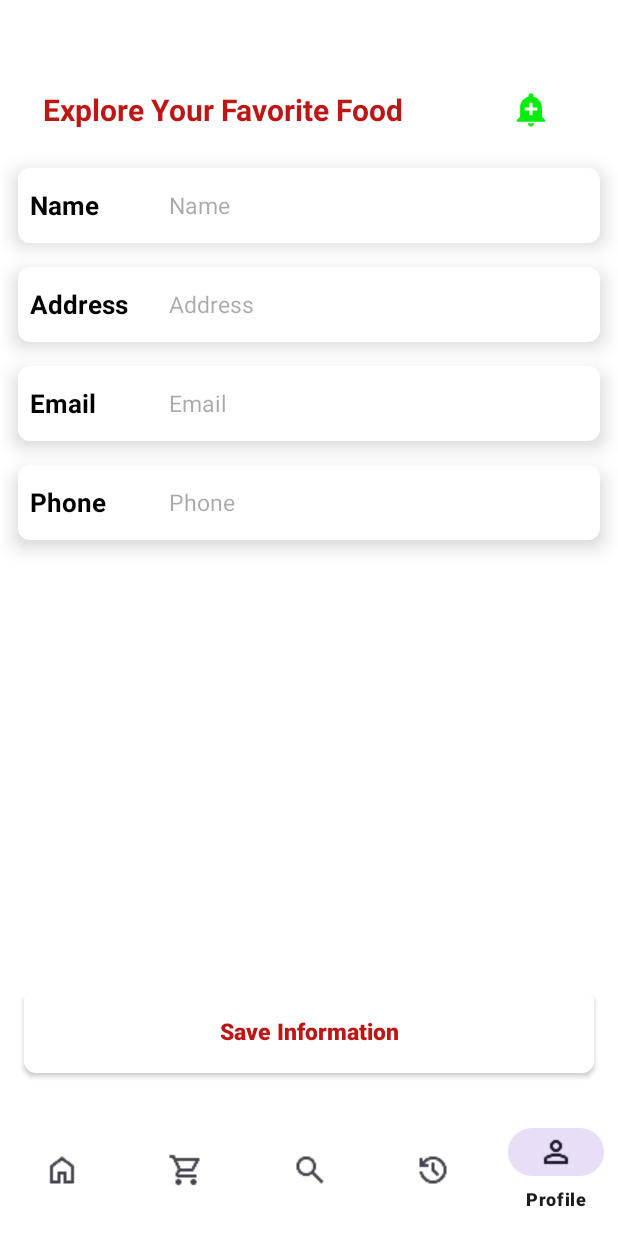
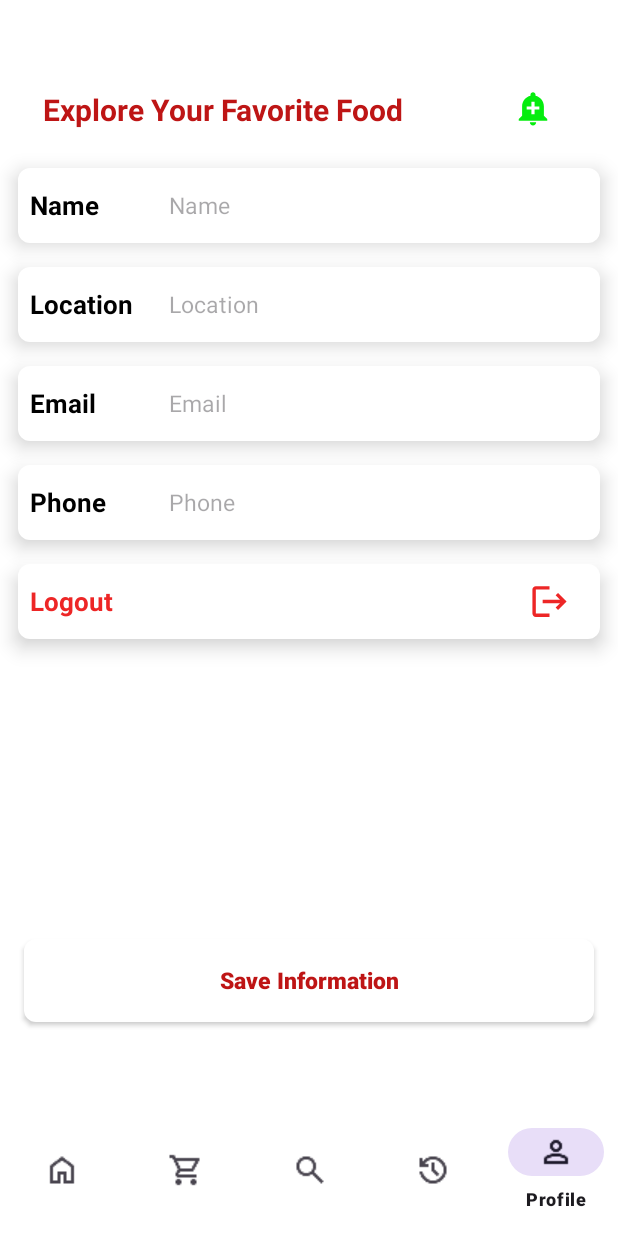
Before and after one commit to Pradeep912830/QuickBite, an Android app: the ProfileFragment screen opened through its navigation route, on a phone screen of 412 x 824 dp. Run offline under Robolectric (Android 15) with nearby library versions, the phone set to English and light mode, and no system bars; our stand-ins replace Firebase (no records; nobody signed in at launch, a user with empty details on screens opened directly), navigation-ui; libraries missing offline, so code that uses them is left out: com.denzcoskun.imageslider; pictures from the network do not load; 12 statements that could not run were skipped.

Commit message:
logout completed

```diff
--- a/app/src/main/java/com/example/foodorderapp/EditInformation.java
+++ b/app/src/main/java/com/example/foodorderapp/EditInformation.java
@@ -60,10 +60,10 @@ public class EditInformation extends AppCompatActivity {
         goBack.setOnClickListener(v -> onBackPressed());
 
         totalQuantityValue = getIntent().getIntExtra("totalQuantity", 0);
-        totalPriceValue = getIntent().getIntExtra("totalPrice", 0);
+        totalPriceValue = getIntent().getDoubleExtra("totalPrice", 0.0);
 
         totalQuantity.setText(String.valueOf(totalQuantityValue));
-        totalPrice.setText(String.valueOf(totalPriceValue));
+        totalPrice.setText("₹ " + String.format("%.2f", totalPriceValue));
 
 
         String userId = auth.getCurrentUser().getUid();
--- a/app/src/main/java/com/example/foodorderapp/Fragment/ProfileFragment.java
+++ b/app/src/main/java/com/example/foodorderapp/Fragment/ProfileFragment.java
@@ -1,29 +1,85 @@
 package com.example.foodorderapp.Fragment;
 
+import android.app.AlertDialog;
+import android.content.Intent;
 import android.os.Bundle;
 
+import androidx.appcompat.widget.AppCompatButton;
 import androidx.fragment.app.Fragment;
-
 import android.view.LayoutInflater;
 import android.view.View;
 import android.view.ViewGroup;
+import android.widget.EditText;
+import android.widget.ImageView;
+import android.widget.ProgressBar;
 
+import com.example.foodorderapp.Login_Activity;
 import com.example.foodorderapp.R;
+import com.google.firebase.auth.FirebaseAuth;
 
 
 public class ProfileFragment extends Fragment {
 
+    private AppCompatButton btnSaveInformation;
+    private ImageView logout;
+    private EditText userName, userLocation, userEmail;
+    private FirebaseAuth auth;
+    private View progressOverLay;
+    private ProgressBar progressBar;
 
 
-    public ProfileFragment() {
-        // Required empty public constructor
-    }
 
 
     @Override
     public View onCreateView(LayoutInflater inflater, ViewGroup container,
                              Bundle savedInstanceState) {
         // Inflate the layout for this fragment
-        return inflater.inflate(R.layout.fragment_profile, container, false);
+        View view = inflater.inflate(R.layout.fragment_profile, container, false);
+
+        btnSaveInformation = view.findViewById(R.id.btnSaveInformation);
+        logout = view.findViewById(R.id.logout);
+        userName = view.findViewById(R.id.userName);
+        userEmail = view.findViewById(R.id.userEmail);
+        userLocation = view.findViewById(R.id.userLocation);
+        progressOverLay = view.findViewById(R.id.progressOverlay);
+        progressBar = view.findViewById(R.id.progressBar);
+
+        auth = FirebaseAuth.getInstance();
+
+        logout.setOnClickListener(v ->showLogoutDialog());
+
+        return view;
+    }
+
+    private void showLogoutDialog(){
+        new AlertDialog.Builder(getContext()).setTitle("Logout")
+                .setMessage("Are you sure you want to logout?").
+                setCancelable(false)
+                .setNegativeButton("Cancel", ((dialog, which) -> dialog.dismiss()))
+                .setPositiveButton("Delete", ((dialog, which) -> performLogout())).show();
+    }
+
+    private void performLogout(){
+        progressOverLay.setVisibility(View.VISIBLE);
+        progressBar.setVisibility(View.VISIBLE);
+
+        new android.os.Handler().postDelayed(() -> {
+            // Firebase logout
+            auth.signOut();
+
+            // Hide progress overlay
+            progressOverLay.setVisibility(View.GONE);
+            progressBar.setVisibility(View.GONE);
+
+            // Redirect to LoginActivity
+            Intent intent = new Intent(getActivity(), Login_Activity.class);
+            intent.addFlags(Intent.FLAG_ACTIVITY_CLEAR_TOP | Intent.FLAG_ACTIVITY_NEW_TASK);
+            startActivity(intent);
+
+            // Finish current activity
+            if (getActivity() != null) {
+                getActivity().finish();
+            }
+        }, 2000); // 2000 ms = 2 sec
     }
 }
--- a/app/src/main/java/com/example/foodorderapp/Fragment/SearchFragment.java
+++ b/app/src/main/java/com/example/foodorderapp/Fragment/SearchFragment.java
@@ -34,7 +34,6 @@ public class SearchFragment extends Fragment {
     private SearchView searchView;
     private FoodAdapter adapter;
     private List<FoodItem> foodList;
-
     private DatabaseReference foodRef;
 
     @SuppressLint("MissingInflatedId")
--- /dev/null
+++ b/app/src/main/res/drawable/baseline_logout_24.xml
@@ -0,0 +1,5 @@
+<vector xmlns:android="http://schemas.android.com/apk/res/android" android:autoMirrored="true" android:height="24dp" android:tint="#000000" android:viewportHeight="24" android:viewportWidth="24" android:width="24dp">
+
+    <path android:fillColor="@android:color/white" android:pathData="M17,7l-1.41,1.41L18.17,11H8v2h10.17l-2.58,2.58L17,17l5,-5zM4,5h8V3H4c-1.1,0 -2,0.9 -2,2v14c0,1.1 0.9,2 2,2h8v-2H4V5z"/>
+
+</vector>
--- a/app/src/main/res/layout/activity_login.xml
+++ b/app/src/main/res/layout/activity_login.xml
@@ -1,6 +1,5 @@
 <FrameLayout
     xmlns:android="http://schemas.android.com/apk/res/android"
-    xmlns:app="http://schemas.android.com/apk/res-auto"
     xmlns:tools="http://schemas.android.com/tools"
     android:layout_width="match_parent"
     android:layout_height="match_parent"
--- a/app/src/main/res/layout/activity_main.xml
+++ b/app/src/main/res/layout/activity_main.xml
@@ -37,16 +37,17 @@
       app:layout_constraintTop_toTopOf="parent"
       app:layout_constraintVertical_bias="0.083" />
 
+
   <ImageView
       android:id="@+id/notification_image"
       android:layout_width="25dp"
       android:layout_height="25dp"
       app:layout_constraintBottom_toBottomOf="@+id/textView"
       app:layout_constraintEnd_toEndOf="parent"
-      app:layout_constraintHorizontal_bias="0.614"
+      app:layout_constraintHorizontal_bias="0.626"
       app:layout_constraintStart_toEndOf="@+id/textView"
       app:layout_constraintTop_toTopOf="@+id/textView"
-      app:layout_constraintVertical_bias="0.466"
+      app:layout_constraintVertical_bias="0.0"
       app:srcCompat="@drawable/bell"
       app:tint="#05ED0E" />
 
@@ -59,8 +60,10 @@
       app:defaultNavHost="true"
       app:layout_constraintBottom_toTopOf="@+id/bottomNavigationView"
       app:layout_constraintEnd_toEndOf="parent"
+      app:layout_constraintHorizontal_bias="0.228"
       app:layout_constraintStart_toStartOf="parent"
       app:layout_constraintTop_toBottomOf="@+id/textView"
+      app:layout_constraintVertical_bias="0.0"
       app:navGraph="@navigation/navigation"
       tools:ignore="MissingConstraints" />
 
--- a/app/src/main/res/layout/fragment_profile.xml
+++ b/app/src/main/res/layout/fragment_profile.xml
@@ -1,12 +1,17 @@
 <?xml version="1.0" encoding="utf-8"?>
-<LinearLayout
+<FrameLayout
     xmlns:android="http://schemas.android.com/apk/res/android"
+    xmlns:app="http://schemas.android.com/apk/res-auto"
     xmlns:tools="http://schemas.android.com/tools"
     android:layout_width="match_parent"
     android:layout_height="match_parent"
-    android:orientation="vertical"
     android:background="@color/white"
     tools:context=".Fragment.ProfileFragment">
+
+   <LinearLayout
+       android:layout_width="match_parent"
+       android:layout_height="match_parent"
+       android:orientation="vertical">
 
 
        <LinearLayout
@@ -28,9 +33,10 @@
                android:padding="8dp"
                android:gravity="center_vertical"
                android:textStyle="bold"
-            android:textColor="@color/black"/>
+               android:textColor="@color/black" />
 
            <EditText
+               android:id="@+id/userName"
                android:layout_width="match_parent"
                android:layout_height="wrap_content"
                android:textColor="@color/black"
@@ -39,7 +45,7 @@
                android:padding="5dp"
                android:textSize="15sp"
                android:hint="Name"
-            android:background="@null"/>
+               android:background="@null" />
        </LinearLayout>
 
        <LinearLayout
@@ -56,18 +62,19 @@
            <TextView
                android:layout_width="95dp"
                android:layout_height="50dp"
-            android:text="Address"
+               android:text="Location"
                android:textSize="17sp"
                android:padding="8dp"
                android:gravity="center_vertical"
                android:textStyle="bold"
-            android:textColor="@color/black"/>
+               android:textColor="@color/black" />
 
            <EditText
+               android:id="@+id/userLocation"
                android:layout_width="match_parent"
                android:layout_height="wrap_content"
                android:background="@null"
-            android:hint="Address"
+               android:hint="Location"
                android:inputType="textMultiLine"
                android:padding="5dp"
                android:textSize="15sp"
@@ -94,9 +101,10 @@
                android:padding="8dp"
                android:gravity="center_vertical"
                android:textStyle="bold"
-            android:textColor="@color/black"/>
+               android:textColor="@color/black" />
 
            <EditText
+               android:id="@+id/userEmail"
                android:layout_width="match_parent"
                android:layout_height="wrap_content"
                android:background="@null"
@@ -130,6 +138,7 @@
                android:textStyle="bold" />
 
            <EditText
+               android:id="@+id/userPhoneNumber"
                android:layout_width="match_parent"
                android:layout_height="wrap_content"
                android:textColor="@color/black"
@@ -138,17 +147,54 @@
                android:textSize="15sp"
                android:textStyle="normal"
                android:hint="Phone"
-            android:background="@null"/>
+               android:background="@null" />
 
        </LinearLayout>
 
+
+       <LinearLayout
+           android:layout_width="match_parent"
+           android:layout_height="wrap_content"
+           android:background="@drawable/profile_backgroung"
+           android:layout_marginLeft="12dp"
+           android:layout_marginRight="12dp"
+           android:elevation="8dp"
+           android:gravity="center_vertical"
+           android:layout_gravity="center_vertical"
+           android:layout_marginTop="16dp"
+           android:orientation="horizontal">
+
+           <TextView
+               android:layout_width="wrap_content"
+               android:layout_height="50dp"
+               android:text="Logout"
+               android:textStyle="bold"
+               android:textColor="#ED2626"
+               android:textSize="17sp"
+               android:paddingLeft="8dp"
+               android:layout_weight="1"
+               android:gravity="center_vertical" />
+
+           <ImageView
+               android:id="@+id/logout"
+               android:layout_width="27dp"
+               android:layout_height="27dp"
+               android:layout_gravity="right | center_vertical"
+               android:layout_marginRight="20dp"
+               android:src="@drawable/baseline_logout_24"
+               app:tint="#ED2626" />
+
+       </LinearLayout>
+
+
        <androidx.appcompat.widget.AppCompatButton
+           android:id="@+id/btnSaveInformation"
            android:layout_width="match_parent"
            android:layout_height="55dp"
            android:text="Save Information"
            android:textStyle="bold"
            android:textSize="15sp"
-            android:layout_marginTop="300dp"
+           android:layout_marginTop="200dp"
            android:layout_marginRight="16dp"
            android:elevation="20dp"
            android:layout_marginLeft="16dp"
@@ -156,5 +202,22 @@
            android:textAllCaps="false"
            android:textColor="@color/mainDark"/>
 
+   </LinearLayout>
 
-</LinearLayout>
+    <View
+        android:id="@+id/progressOverlay"
+        android:layout_width="match_parent"
+        android:layout_height="match_parent"
+        android:background="#88000000"
+        android:visibility="gone"/>
+
+    <ProgressBar
+        android:id="@+id/progressBar"
+        style="@android:style/Widget.DeviceDefault.Light.ProgressBar.Large"
+        android:layout_gravity="center"
+        android:layout_width="50dp"
+        android:layout_height="50dp"
+        android:visibility="gone"/>
+
+
+</FrameLayout>
```
Lines whose indentation alone changed are shown as unchanged.
